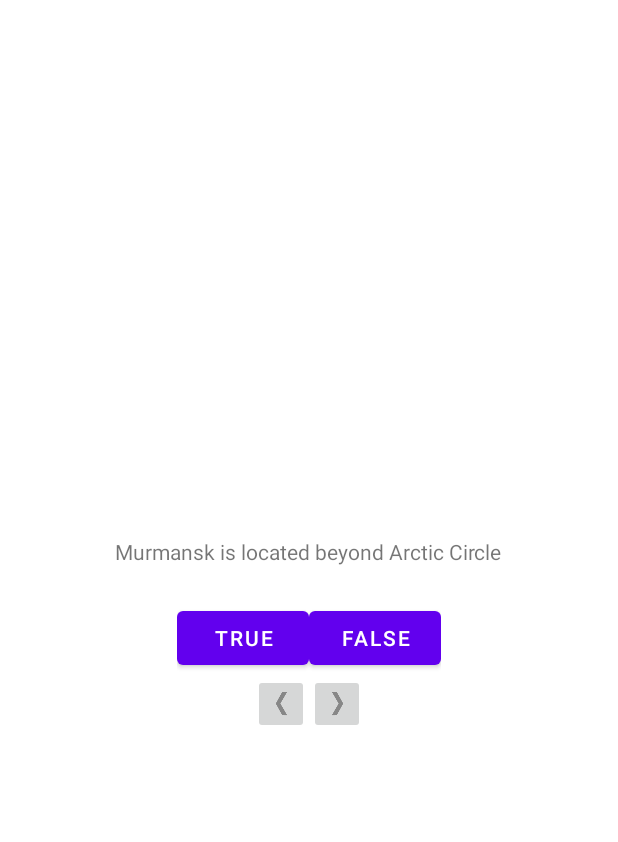
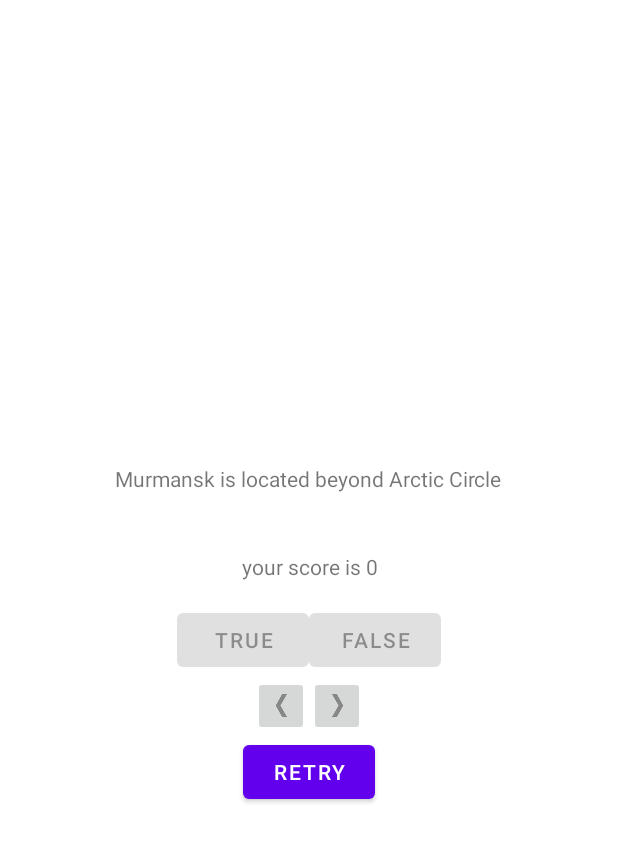
Before and after one commit to Kot512/android_training_1, an Android app: the layout activity_main.xml on its own in the app's theme, with its tools: preview values and no code run, on a phone screen of 412 x 824 dp. Shown: the top 842 px of the screen. Run offline under Robolectric (Android 15) with nearby library versions, the phone set to English and light mode, and no system bars.

Commit message:
Added score + tweaks

```diff
--- a/app/src/main/java/com/example/geoquiz/Question.kt
+++ b/app/src/main/java/com/example/geoquiz/Question.kt
@@ -2,7 +2,11 @@ package com.example.geoquiz
 
 import androidx.annotation.StringRes
 
-data class Question(@StringRes val textResId: Int, val answer: Boolean)
+data class Question(
+    @StringRes val textResId: Int,
+    val answer: Boolean,
+    var isAnswered: Boolean = false,
+)
 
 //аннотация @StringRes помогает встроенному инспектору кода Lint проверить во время компиляции,
 //что используется именно строковой идентификатор ресурса
--- a/app/src/main/res/layout-land/activity_main.xml
+++ b/app/src/main/res/layout-land/activity_main.xml
@@ -7,9 +7,19 @@
         android:id="@+id/question_text_view"
         android:layout_width="wrap_content"
         android:layout_height="wrap_content"
+        android:layout_gravity="center_horizontal"
         android:padding="24dp"
+        tools:text="@string/question_murmansk" />
+
+    <TextView
+        android:id="@+id/result_bar"
+        android:layout_width="wrap_content"
+        android:layout_height="wrap_content"
+        android:padding="15dp"
         android:layout_gravity="center_horizontal"
-        tools:text="@string/question_murmansk"
+        android:visibility="gone"
+        tools:visibility="visible"
+        tools:text="your score is 0"
         />
 
 
@@ -56,4 +66,14 @@
             tools:ignore="SpeakableTextPresentCheck,TouchTargetSizeCheck" />
 
     </LinearLayout>
+
+    <Button
+        android:id="@+id/retry_button"
+        android:layout_height="wrap_content"
+        android:layout_width="wrap_content"
+        android:text="@string/retry_button"
+        android:visibility="gone"
+        tools:visibility="visible"
+        />
+
 </FrameLayout>
--- a/app/src/main/res/layout/activity_main.xml
+++ b/app/src/main/res/layout/activity_main.xml
@@ -14,6 +14,17 @@
         tools:text="@string/question_murmansk"
         />
 
+    <TextView
+        android:id="@+id/result_bar"
+        android:layout_width="wrap_content"
+        android:layout_height="wrap_content"
+        android:padding="15dp"
+        android:gravity="center"
+        android:visibility="gone"
+        tools:visibility="visible"
+        tools:text="your score is 0"
+        />
+
 
     <LinearLayout
         android:layout_width="wrap_content"
@@ -24,12 +35,14 @@
             android:id="@+id/true_button"
             android:layout_width="wrap_content"
             android:layout_height="wrap_content"
+            android:enabled="false"
             android:text="@string/true_button" />
 
         <Button
             android:id="@+id/false_button"
             android:layout_width="wrap_content"
             android:layout_height="wrap_content"
+            android:enabled="false"
             android:text="@string/false_button" />
 
         </LinearLayout>
@@ -58,6 +71,16 @@
 
     </LinearLayout>
 
+    <Button
+        android:id="@+id/retry_button"
+        android:layout_height="wrap_content"
+        android:layout_width="wrap_content"
+        android:text="@string/retry_button"
+        android:visibility="gone"
+        tools:visibility="visible"
+        />
+
+
 
 
 </LinearLayout>
--- a/app/src/main/res/values/strings.xml
+++ b/app/src/main/res/values/strings.xml
@@ -7,6 +7,7 @@
     <string name="incorrect_toast">Incorrect!</string>
     <string name="next_button">Next</string>
     <string name="back_button">Back</string>
+    <string name="retry_button">Retry</string>
 
     <string name="question_murmansk">Murmansk is located beyond Arctic Circle</string>
     <string name="question_president">Is Vladimir Putin the best in Milky Way (answer wisely)</string>
```
Also changed, not shown: app/src/main/java/com/example/geoquiz/MainActivity.kt (+49 -1 lines).
